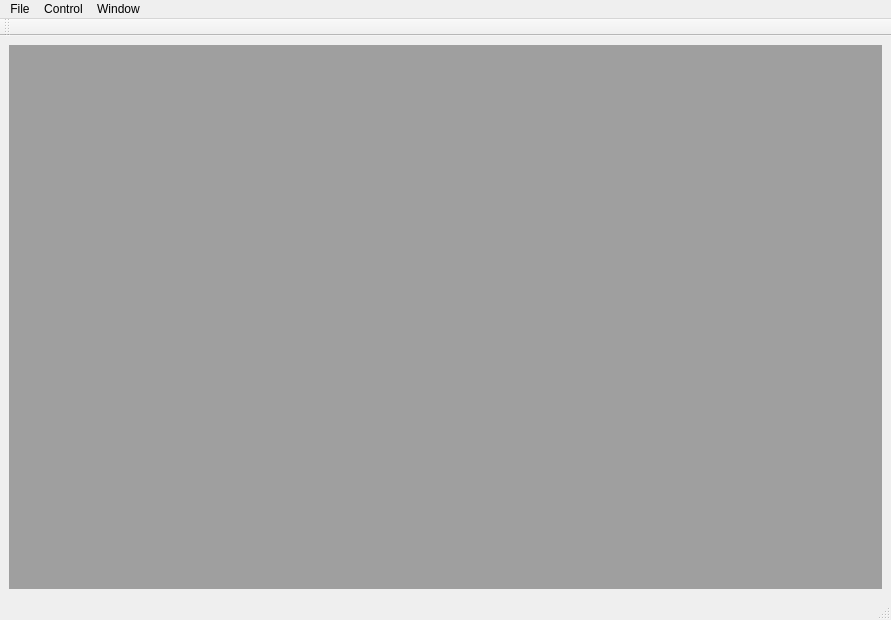
Berchie/astm-senaite, file MDI/UI/MDI_MainWindow.ui: the form before one commit.
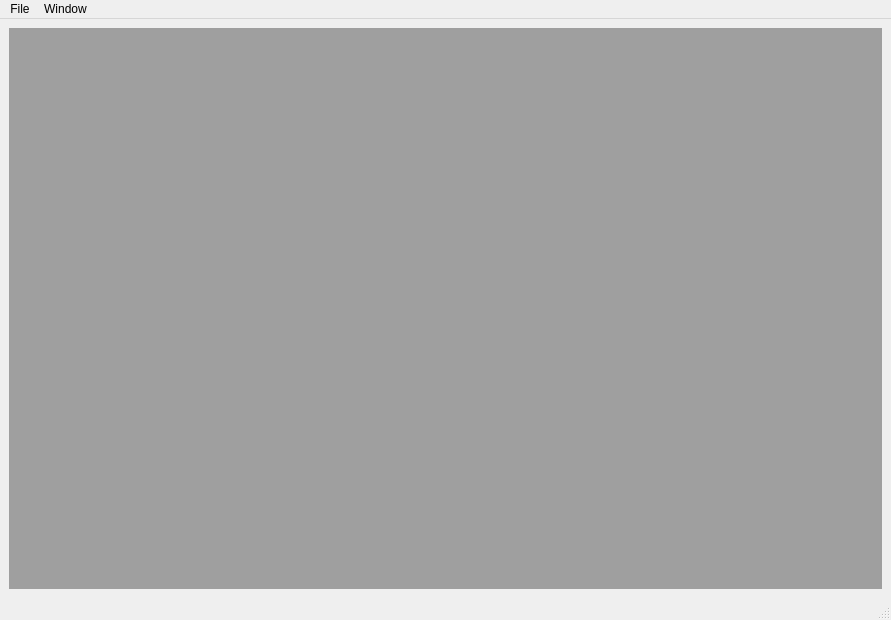
The form after the commit.

Commit message: added the code features of settings ui

What changed in the file:
```diff
--- a/MDI/UI/MDI_MainWindow.ui
+++ b/MDI/UI/MDI_MainWindow.ui
@@ -44,36 +44,15 @@
     <addaction name="separator"/>
     <addaction name="actionExit"/>
    </widget>
-   <widget class="QMenu" name="menuConnection">
-    <property name="title">
-     <string>Control</string>
-    </property>
-    <addaction name="actionStart_Listen"/>
-    <addaction name="actionStop_Listen"/>
-    <addaction name="separator"/>
-    <addaction name="actionSettings"/>
-   </widget>
    <widget class="QMenu" name="menuWindow">
     <property name="title">
      <string>Window</string>
     </property>
    </widget>
    <addaction name="menuFile"/>
-   <addaction name="menuConnection"/>
    <addaction name="menuWindow"/>
   </widget>
   <widget class="QStatusBar" name="statusbar"/>
-  <widget class="QToolBar" name="mdi_tool_bar">
-   <property name="windowTitle">
-    <string>toolBar</string>
-   </property>
-   <attribute name="toolBarArea">
-    <enum>TopToolBarArea</enum>
-   </attribute>
-   <attribute name="toolBarBreak">
-    <bool>false</bool>
-   </attribute>
-  </widget>
   <action name="actionNew">
    <property name="text">
     <string>New</string>
```
The commit also changes 6 other files.
